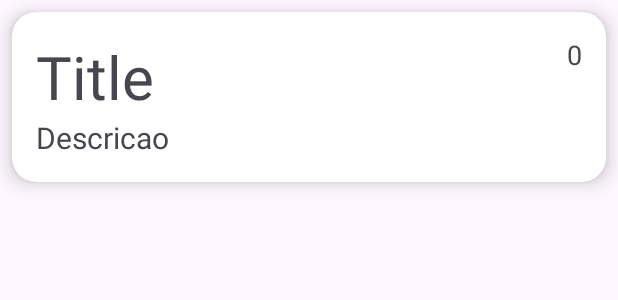
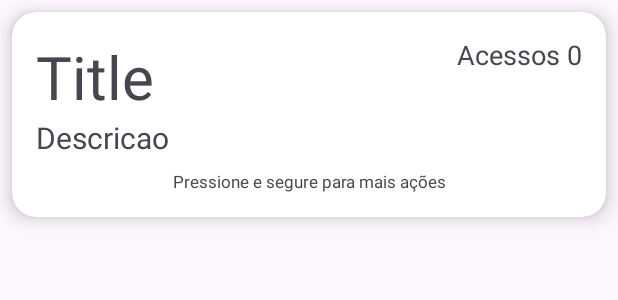
Before and after one commit to lucasomac/FavoriteLinks, an Android app: the layout favorite_link_cell.xml on its own in the app's theme, with its tools: preview values and no code run, on a phone screen of 412 x 824 dp. Shown: the top 300 px of the screen. Run offline under Robolectric (Android 15) with nearby library versions, the phone set to English and light mode, and no system bars.

Commit message:
fix(adapter): Changed string for number of access

```diff
--- a/app/build.gradle.kts
+++ b/app/build.gradle.kts
@@ -42,10 +42,8 @@ android {
 dependencies {
 
     implementation("androidx.core:core-ktx:1.12.0")
-    implementation("androidx.appcompat:appcompat:1.6.1")
     implementation("com.google.android.material:material:1.10.0")
     implementation("androidx.constraintlayout:constraintlayout:2.1.4")
-//    implementation("com.github.kenglxn.QRGen:android:3.0.1")
     implementation("io.insert-koin:koin-android:3.5.0")
 
     implementation("androidx.navigation:navigation-fragment-ktx:2.7.5")
--- a/app/src/main/java/br/com/lucolimac/favoritelinks/ui/adapter/FavoriteLinkAdapter.kt
+++ b/app/src/main/java/br/com/lucolimac/favoritelinks/ui/adapter/FavoriteLinkAdapter.kt
@@ -34,7 +34,8 @@ class FavoriteLinkAdapter(private val onFavoriteClickListener: OnFavoriteClickLi
         fun bind(favoriteLink: FavoriteLink) {
             view.title.text = favoriteLink.title
             view.descriptionSubject.text = favoriteLink.description
-            view.counterEntrance.text = favoriteLink.counter.toString()
+            view.counterEntrance.text =
+                view.root.context.getString(R.string.access_number, favoriteLink.counter.toString())
             view.root.setOnClickListener {
                 onFavoriteClickListener.onFavoriteLinkClick(favoriteLink)
             }
--- a/app/src/main/res/layout/favorite_link_cell.xml
+++ b/app/src/main/res/layout/favorite_link_cell.xml
@@ -33,6 +33,16 @@
                 android:layout_height="wrap_content"
                 android:textSize="20sp"
                 tools:text="Descricao" />
+
+            <androidx.appcompat.widget.AppCompatTextView
+                android:layout_width="wrap_content"
+                android:layout_height="wrap_content"
+                android:layout_gravity="center"
+                android:layout_marginTop="8dp"
+                android:gravity="center"
+                android:text="@string/press_and_hold"
+                android:textSize="11sp" />
+
         </LinearLayout>
 
         <androidx.appcompat.widget.AppCompatTextView
@@ -42,6 +52,6 @@
             android:layout_alignParentEnd="true"
             android:contentDescription="@null"
             android:textSize="18sp"
-            tools:text="0" />
+            tools:text="Acessos 0" />
     </RelativeLayout>
 </androidx.cardview.widget.CardView>
--- a/app/src/main/res/values/strings.xml
+++ b/app/src/main/res/values/strings.xml
@@ -9,4 +9,6 @@
     <string name="description">Descrição:</string>
     <string name="link">Link:</string>
     <string name="edit">Editar</string>
+    <string name="press_and_hold">Pressione e segure para mais ações</string>
+    <string name="access_number">Acessos: %1s</string>
 </resources>
```
Also changed, not shown: app/src/main/java/br/com/lucolimac/favoritelinks/ui/fragment/FavoriteLinksListFragment.kt (+4 -4 lines).
